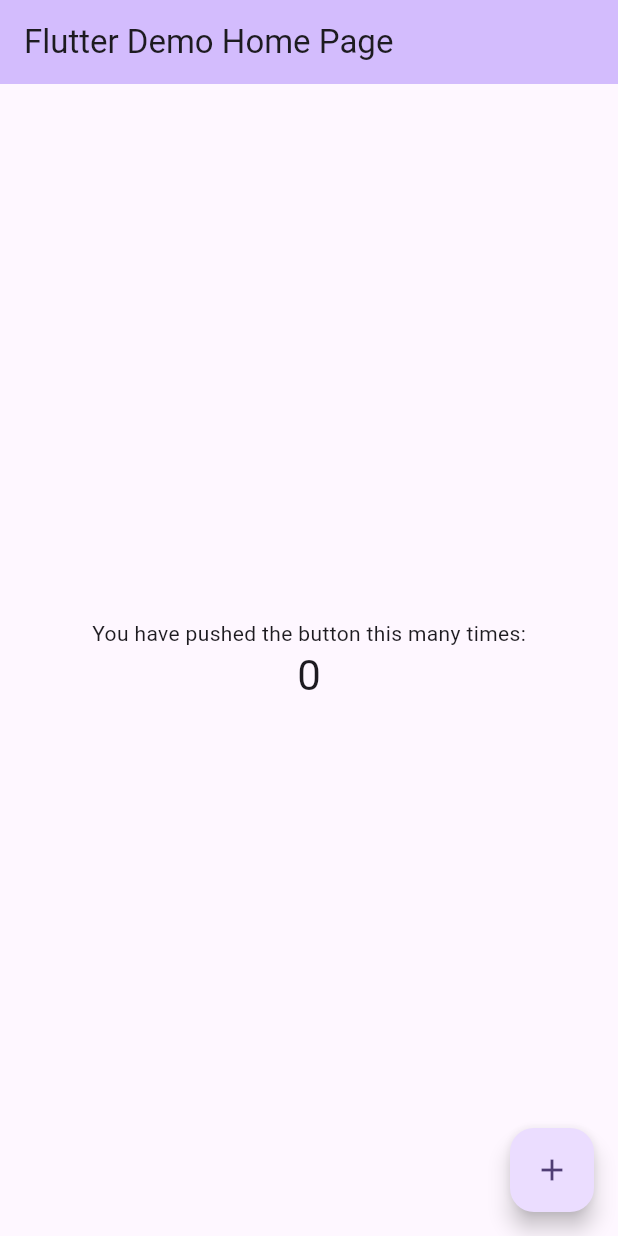
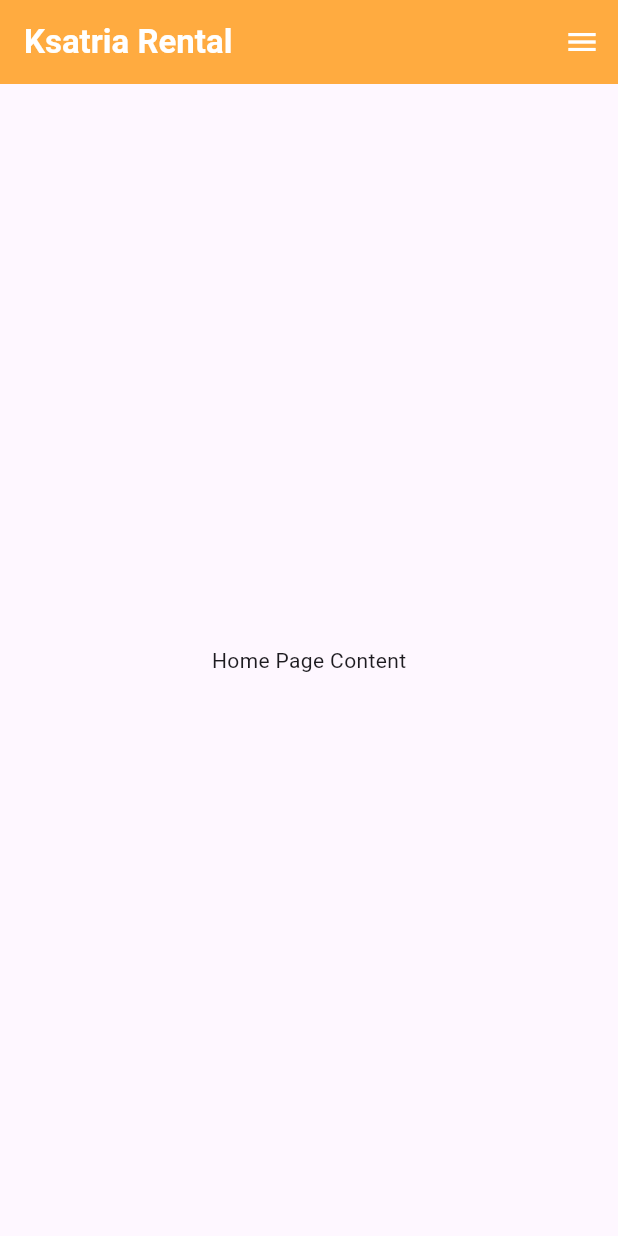
Before and after one commit to khairuonwork/Car-Rental-Flutter, a Flutter app: the screen it shows after launch, on a phone screen of 412 x 824 dp. Run offline on Flutter 3.47's test engine with Material 3 defaults, Android fonts, the phone set to English and light mode, and no system bars.

Commit message:
First Base, Navbar and Routes CHORE[DF]

```diff
--- a/lib/main.dart
+++ b/lib/main.dart
@@ -1,125 +1,13 @@
 import 'package:flutter/material.dart';
+import './widgets/navbar.dart'; // Import the common navbar
+import './pages/homepage.dart';
+import './pages/about.dart';
+import './pages/services.dart';
+import './pages/contact.dart';
 
 void main() {
-  runApp(const MyApp());
+  runApp(const MaterialApp(
+    debugShowCheckedModeBanner: false,
+    home: Homepage(), // Start with the Homepage
+  ));
 }
-
-class MyApp extends StatelessWidget {
-  const MyApp({super.key});
-
-  // This widget is the root of your application.
-  @override
-  Widget build(BuildContext context) {
-    return MaterialApp(
-      title: 'Flutter Demo',
-      theme: ThemeData(
-        // This is the theme of your application.
-        //
-        // TRY THIS: Try running your application with "flutter run". You'll see
-        // the application has a purple toolbar. Then, without quitting the app,
-        // try changing the seedColor in the colorScheme below to Colors.green
-        // and then invoke "hot reload" (save your changes or press the "hot
-        // reload" button in a Flutter-supported IDE, or press "r" if you used
-        // the command line to start the app).
-        //
-        // Notice that the counter didn't reset back to zero; the application
-        // state is not lost during the reload. To reset the state, use hot
-        // restart instead.
-        //
-        // This works for code too, not just values: Most code changes can be
-        // tested with just a hot reload.
-        colorScheme: ColorScheme.fromSeed(seedColor: Colors.deepPurple),
-        useMaterial3: true,
-      ),
-      home: const MyHomePage(title: 'Flutter Demo Home Page'),
-    );
-  }
-}
-
-class MyHomePage extends StatefulWidget {
-  const MyHomePage({super.key, required this.title});
-
-  // This widget is the home page of your application. It is stateful, meaning
-  // that it has a State object (defined below) that contains fields that affect
-  // how it looks.
-
-  // This class is the configuration for the state. It holds the values (in this
-  // case the title) provided by the parent (in this case the App widget) and
-  // used by the build method of the State. Fields in a Widget subclass are
-  // always marked "final".
-
-  final String title;
-
-  @override
-  State<MyHomePage> createState() => _MyHomePageState();
-}
-
-class _MyHomePageState extends State<MyHomePage> {
-  int _counter = 0;
-
-  void _incrementCounter() {
-    setState(() {
-      // This call to setState tells the Flutter framework that something has
-      // changed in this State, which causes it to rerun the build method below
-      // so that the display can reflect the updated values. If we changed
-      // _counter without calling setState(), then the build method would not be
-      // called again, and so nothing would appear to happen.
-      _counter++;
-    });
-  }
-
-  @override
-  Widget build(BuildContext context) {
-    // This method is rerun every time setState is called, for instance as done
-    // by the _incrementCounter method above.
-    //
-    // The Flutter framework has been optimized to make rerunning build methods
-    // fast, so that you can just rebuild anything that needs updating rather
-    // than having to individually change instances of widgets.
-    return Scaffold(
-      appBar: AppBar(
-        // TRY THIS: Try changing the color here to a specific color (to
-        // Colors.amber, perhaps?) and trigger a hot reload to see the AppBar
-        // change color while the other colors stay the same.
-        backgroundColor: Theme.of(context).colorScheme.inversePrimary,
-        // Here we take the value from the MyHomePage object that was created by
-        // the App.build method, and use it to set our appbar title.
-        title: Text(widget.title),
-      ),
-      body: Center(
-        // Center is a layout widget. It takes a single child and positions it
-        // in the middle of the parent.
-        child: Column(
-          // Column is also a layout widget. It takes a list of children and
-          // arranges them vertically. By default, it sizes itself to fit its
-          // children horizontally, and tries to be as tall as its parent.
-          //
-          // Column has various properties to control how it sizes itself and
-          // how it positions its children. Here we use mainAxisAlignment to
-          // center the children vertically; the main axis here is the vertical
-          // axis because Columns are vertical (the cross axis would be
-          // horizontal).
-          //
-          // TRY THIS: Invoke "debug painting" (choose the "Toggle Debug Paint"
-          // action in the IDE, or press "p" in the console), to see the
-          // wireframe for each widget.
-          mainAxisAlignment: MainAxisAlignment.center,
-          children: <Widget>[
-            const Text(
-              'You have pushed the button this many times:',
-            ),
-            Text(
-              '$_counter',
-              style: Theme.of(context).textTheme.headlineMedium,
-            ),
-          ],
-        ),
-      ),
-      floatingActionButton: FloatingActionButton(
-        onPressed: _incrementCounter,
-        tooltip: 'Increment',
-        child: const Icon(Icons.add),
-      ), // This trailing comma makes auto-formatting nicer for build methods.
-    );
-  }
-}
--- /dev/null
+++ b/lib/pages/homepage.dart
@@ -0,0 +1,17 @@
+import 'package:flutter/material.dart';
+import '../widgets/navbar.dart'; // Import the common navbar
+
+class Homepage extends StatelessWidget {
+  const Homepage({Key? key}) : super(key: key);
+
+  @override
+  @override
+  Widget build(BuildContext context) {
+    return Scaffold(
+      appBar: Navbar(), // Remove const here
+      body: const Center(
+        child: Text('Home Page Content'),
+      ),
+    );
+  }
+}
--- /dev/null
+++ b/lib/widgets/navbar.dart
@@ -0,0 +1,123 @@
+import 'package:flutter/material.dart';
+import '../pages/about.dart';
+import '../pages/homepage.dart';
+import '../pages/contact.dart';
+import '../pages/services.dart';
+
+class Navbar extends StatelessWidget implements PreferredSizeWidget {
+  const Navbar({Key? key}) : super(key: key);
+
+  @override
+  Widget build(BuildContext context) {
+    // Use MediaQuery to check screen width
+    double screenWidth = MediaQuery.of(context).size.width;
+
+    return AppBar(
+      title: const Text('Ksatria Rental'),
+      backgroundColor: Colors.orangeAccent,
+      titleTextStyle: const TextStyle(
+        fontSize: 22,
+        color: Colors.white,
+        fontWeight: FontWeight.bold,
+      ),
+      leading: null, // Remove the back button by setting leading to null
+      actions: [
+        // If screen width is less than 600px, show menu icon
+        if (screenWidth < 600)
+          IconButton(
+            icon: const Icon(Icons.menu),
+            onPressed: () {
+              showMenu(
+                context: context,
+                position: const RelativeRect.fromLTRB(100, 60, 0, 0),
+                items: [
+                  PopupMenuItem(
+                    child: const Text('Home'),
+                    onTap: () {
+                      Navigator.pushAndRemoveUntil(
+                        context,
+                        MaterialPageRoute(
+                            builder: (context) => const Homepage()),
+                        (route) => false, // Remove all routes from stack
+                      );
+                    },
+                  ),
+                  PopupMenuItem(
+                    child: const Text('About'),
+                    onTap: () {
+                      Navigator.pushAndRemoveUntil(
+                        context,
+                        MaterialPageRoute(
+                            builder: (context) => const AboutPage()),
+                        (route) => false, // Remove all routes from stack
+                      );
+                    },
+                  ),
+                  PopupMenuItem(
+                    child: const Text('Services'),
+                    onTap: () {
+                      Navigator.pushAndRemoveUntil(
+                        context,
+                        MaterialPageRoute(
+                            builder: (context) => const ServicesPage()),
+                        (route) => false, // Remove all routes from stack
+                      );
+                    },
+                  ),
+                  PopupMenuItem(
+                    child: const Text('Contact'),
+                    onTap: () {
+                      Navigator.pushAndRemoveUntil(
+                        context,
+                        MaterialPageRoute(
+                            builder: (context) => const ContactPage()),
+                        (route) => false, // Remove all routes from stack
+                      );
+                    },
+                  ),
+                ],
+              );
+            },
+            color: Colors.white,
+          )
+        // If screen width is more than 600px, show a row of navigation buttons
+        else
+          Row(
+            children: [
+              navButton(context, 'Home', const Homepage()),
+              navButton(context, 'About', const AboutPage()),
+              navButton(context, 'Services', const ServicesPage()),
+              navButton(context, 'Contact', const ContactPage()),
+            ],
+          ),
+      ],
+    );
+  }
+
+  // Custom method for creating navigation buttons
+  Widget navButton(BuildContext context, String text, Widget page) {
+    return Padding(
+      padding: const EdgeInsets.symmetric(horizontal: 10),
+      child: TextButton(
+        onPressed: () {
+          Navigator.pushAndRemoveUntil(
+            context,
+            MaterialPageRoute(builder: (context) => page),
+            (route) => false, // Remove all routes from stack
+          );
+        },
+        child: Text(
+          text,
+          style: const TextStyle(
+            color: Colors.white,
+            fontSize: 16,
+          ),
+        ),
+      ),
+    );
+  }
+
+  @override
+  Size get preferredSize =>
+      const Size.fromHeight(kToolbarHeight); // Define preferred size
+}
```
Also changed, not shown: lib/pages/about.dart (added, +16 -0 lines), lib/pages/contact.dart (added, +16 -0 lines), lib/pages/services.dart (added, +16 -0 lines).
